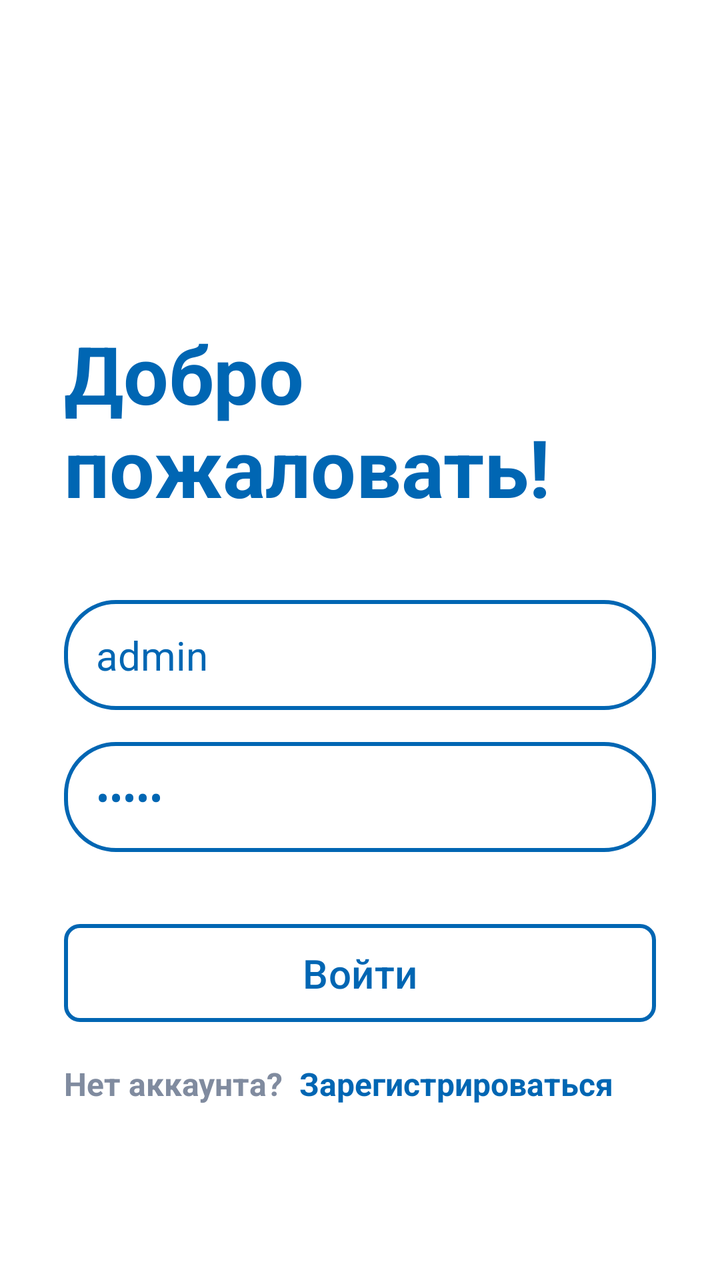
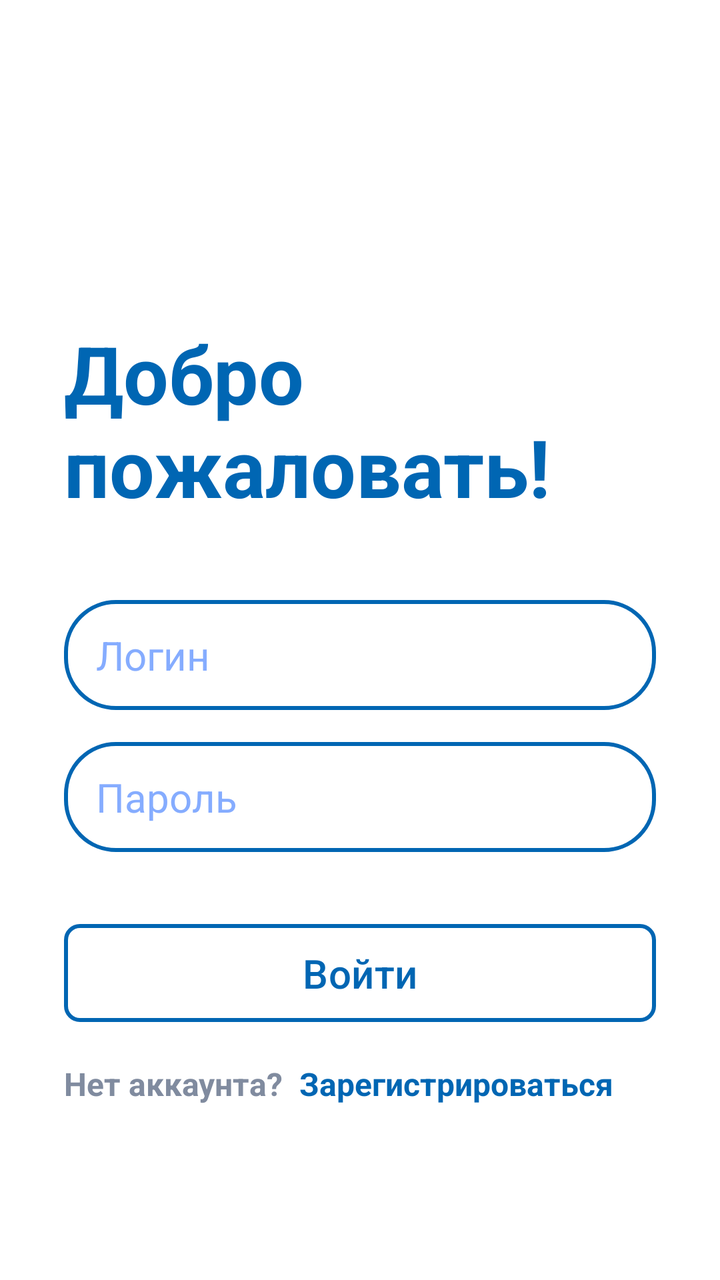

The first picture is an Android layout as it rendered before a commit; the second is the same layout after the commit. The layout source and the unified diff follow.
<!-- AndroidManifest.xml: application theme Theme.VetUslugi -->
<!-- res/layout/fragment_login.xml -->
<?xml version="1.0" encoding="utf-8"?>
<androidx.constraintlayout.widget.ConstraintLayout xmlns:android="http://schemas.android.com/apk/res/android"
    xmlns:app="http://schemas.android.com/apk/res-auto"
    android:layout_width="match_parent"
    android:layout_height="match_parent">

    <TextView
        android:id="@+id/textView4"
        android:layout_width="0dp"
        android:layout_height="wrap_content"
        android:layout_marginStart="32dp"
        android:layout_marginEnd="32dp"
        android:layout_marginTop="160dp"
        android:text="Добро\nпожаловать!"
        android:textColor="@color/blue"
        android:textSize="40sp"
        android:textStyle="bold"
        app:layout_constraintStart_toStartOf="parent"
        app:layout_constraintTop_toTopOf="parent" />

    <EditText
        android:id="@+id/etLoginLogin"
        android:layout_width="0dp"
        android:layout_height="55dp"
        android:layout_marginStart="32dp"
        android:layout_marginEnd="32dp"
        android:layout_marginTop="40dp"
        android:background="@drawable/rounded_corners"
        android:hint="Логин"
        android:inputType="textEmailAddress"
        android:paddingStart="16dp"
        android:paddingEnd="16dp"
        android:text="admin"
        app:layout_constraintEnd_toEndOf="parent"
        app:layout_constraintStart_toStartOf="parent"
        app:layout_constraintTop_toBottomOf="@+id/textView4" />

    <EditText
        android:id="@+id/etLoginPassword"
        android:layout_width="0dp"
        android:layout_height="55dp"
        android:layout_marginStart="32dp"
        android:layout_marginEnd="32dp"
        android:layout_marginTop="16dp"
        android:background="@drawable/rounded_corners"
        android:hint="Пароль"
        android:inputType="textPassword"
        android:paddingStart="16dp"
        android:paddingEnd="16dp"
        android:text="admin"
        app:layout_constraintEnd_toEndOf="parent"
        app:layout_constraintStart_toStartOf="parent"
        app:layout_constraintTop_toBottomOf="@+id/etLoginLogin" />

    <Button
        android:id="@+id/loginBtn"
        android:layout_width="0dp"
        android:layout_height="57dp"
        android:layout_marginStart="32dp"
        android:layout_marginEnd="32dp"
        android:layout_marginTop="32dp"
        android:text="Войти"
        app:layout_constraintEnd_toEndOf="parent"
        app:layout_constraintStart_toStartOf="parent"
        app:layout_constraintTop_toBottomOf="@+id/etLoginPassword" />

    <TextView
        android:id="@+id/textView6"
        android:layout_width="wrap_content"
        android:layout_height="wrap_content"
        android:layout_marginTop="16dp"
        android:text="Нет аккаунта?"
        android:textColor="@color/icon_gray"
        android:textSize="16sp"
        android:textStyle="bold"
        app:layout_constraintStart_toStartOf="@+id/loginBtn"
        app:layout_constraintTop_toBottomOf="@+id/loginBtn" />

    <TextView
        android:id="@+id/tvRegister"
        android:layout_width="wrap_content"
        android:layout_height="wrap_content"
        android:layout_marginStart="8dp"
        android:text="Зарегистрироваться"
        android:textColor="@color/blue"
        android:textSize="16sp"
        android:textStyle="bold"
        app:layout_constraintBottom_toBottomOf="@+id/textView6"
        app:layout_constraintStart_toEndOf="@+id/textView6"
        app:layout_constraintTop_toTopOf="@+id/textView6" />

    <ProgressBar
        android:id="@+id/progressBar"
        style="?android:attr/progressBarStyleLarge"
        android:layout_width="wrap_content"
        android:layout_height="wrap_content"
        android:background="@android:color/transparent"
        android:indeterminate="true"
        android:indeterminateTint="@color/blue"
        android:visibility="gone"
        app:layout_constraintBottom_toBottomOf="parent"
        app:layout_constraintEnd_toEndOf="parent"
        app:layout_constraintStart_toStartOf="parent"
        app:layout_constraintTop_toTopOf="parent" />

</androidx.constraintlayout.widget.ConstraintLayout>
<!-- resources referenced by this layout -->
<resources>
  <color name="blue">#0066B3</color>
  <color name="icon_gray">#808B9F</color>
  <!-- drawable rounded_corners (drawable) -->
  <?xml version="1.0" encoding="utf-8"?>
  <selector xmlns:android="http://schemas.android.com/apk/res/android">
  
      <item android:state_focused="true">
          <shape>
              <solid android:color="?android:attr/background" />
              <stroke android:width="2.5dp" android:color="@color/blue" />
              <corners android:radius="25dp" />
              <padding
                  android:bottom="10dp"
                  android:left="12dp"
                  android:right="12dp"
                  android:top="10dp" />
          </shape>
      </item>
  
      <item>
          <shape>
              <solid android:color="?android:attr/background" />
              <stroke android:width="2dp" android:color="@color/blue" />
              <corners android:radius="25dp" />
              <padding
                  android:bottom="10dp"
                  android:left="12dp"
                  android:right="12dp"
                  android:top="10dp" />
          </shape>
      </item>
  
  </selector>
  <style name="Theme.VetUslugi" parent="Base.Theme.VetUslugi" />
  <style name="Base.Theme.VetUslugi" parent="Theme.Material3.DayNight.NoActionBar">
  
          <item name="materialButtonStyle">@style/Button</item>
          <item name="android:textViewStyle">@style/TextView</item>
          <item name="editTextStyle">@style/EditText</item>
          <item name="checkboxStyle">@style/BlueCheckBoxStyle</item>
  
          <item name="android:background">@color/white</item>
          <item name="colorPrimary">@color/black</item>
      </style>
  <style name="Button" parent="Widget.Material3.Button">
          <item name="shapeAppearanceOverlay">@style/ShapeAppearance.VetUslugi.Button</item>
          <item name="backgroundTint">@android:color/white</item>
          <item name="strokeColor">@color/blue</item>
          <item name="strokeWidth">2dp</item>
          <item name="android:textColor">@color/blue</item>
          <item name="android:textSize">20sp</item>
      </style>
  <style name="TextView" parent="android:Widget.TextView">
          <item name="android:textSize">20sp</item>
          <item name="android:textColor">@color/black</item>
      </style>
  <style name="EditText" parent="android:Widget.EditText">
          <item name="android:textColorHint">@color/light_blue</item>
          <item name="android:textSize">20sp</item>
          <item name="android:textColor">@color/blue</item>
          <item name="android:background">@drawable/rounded_corners</item>
      </style>
  <style name="BlueCheckBoxStyle" parent="Widget.AppCompat.CompoundButton.CheckBox">
          <item name="android:buttonTint">@color/checkbox_blue_tint</item>
      </style>
  <color name="white">#FFFFFF</color>
  <color name="black">#000000</color>
  <style name="ShapeAppearance.VetUslugi.Button" parent="ShapeAppearance.MaterialComponents.SmallComponent">
          <item name="cornerFamily">rounded</item>
          <item name="cornerSize">8dp</item>
      </style>
  <color name="light_blue">#85ACFF</color>
</resources>

<!-- the commit's change to res/layout/fragment_login.xml (unified diff, before → after) -->
@@ -30,7 +30,6 @@
         android:inputType="textEmailAddress"
         android:paddingStart="16dp"
         android:paddingEnd="16dp"
-        android:text="admin"
         app:layout_constraintEnd_toEndOf="parent"
         app:layout_constraintStart_toStartOf="parent"
         app:layout_constraintTop_toBottomOf="@+id/textView4" />
@@ -47,7 +46,6 @@
         android:inputType="textPassword"
         android:paddingStart="16dp"
         android:paddingEnd="16dp"
-        android:text="admin"
         app:layout_constraintEnd_toEndOf="parent"
         app:layout_constraintStart_toStartOf="parent"
         app:layout_constraintTop_toBottomOf="@+id/etLoginLogin" />
